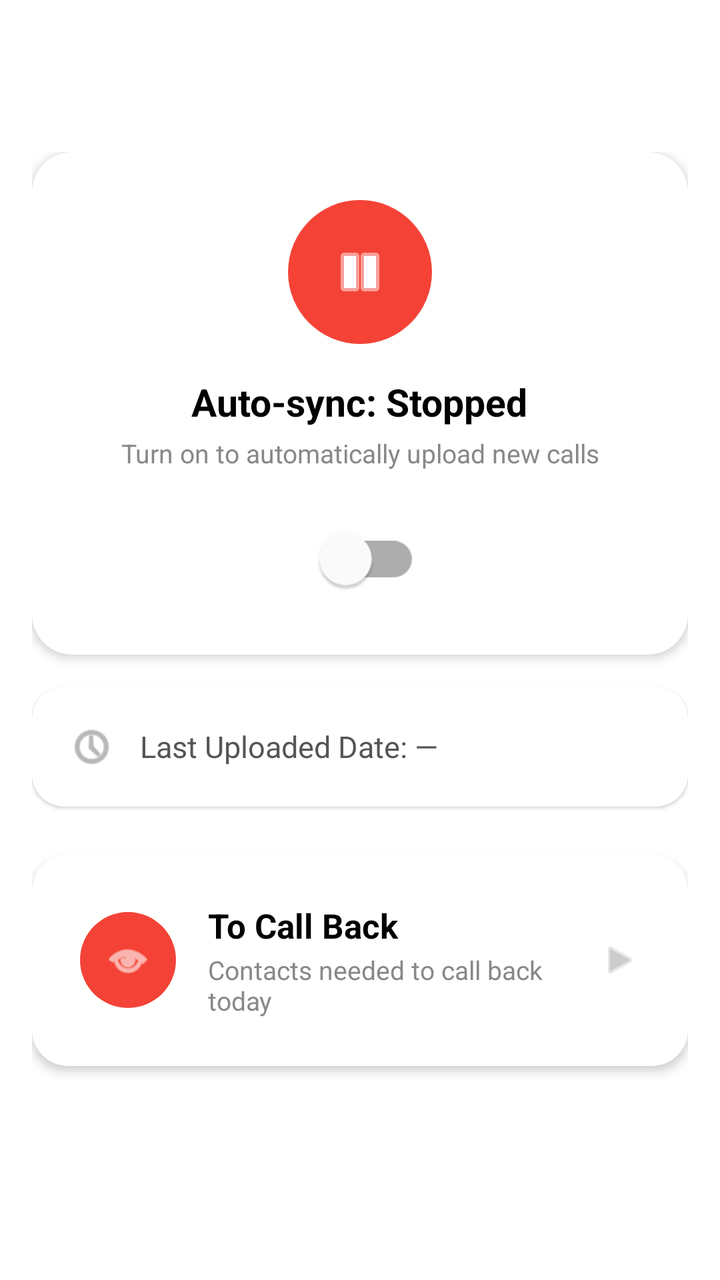
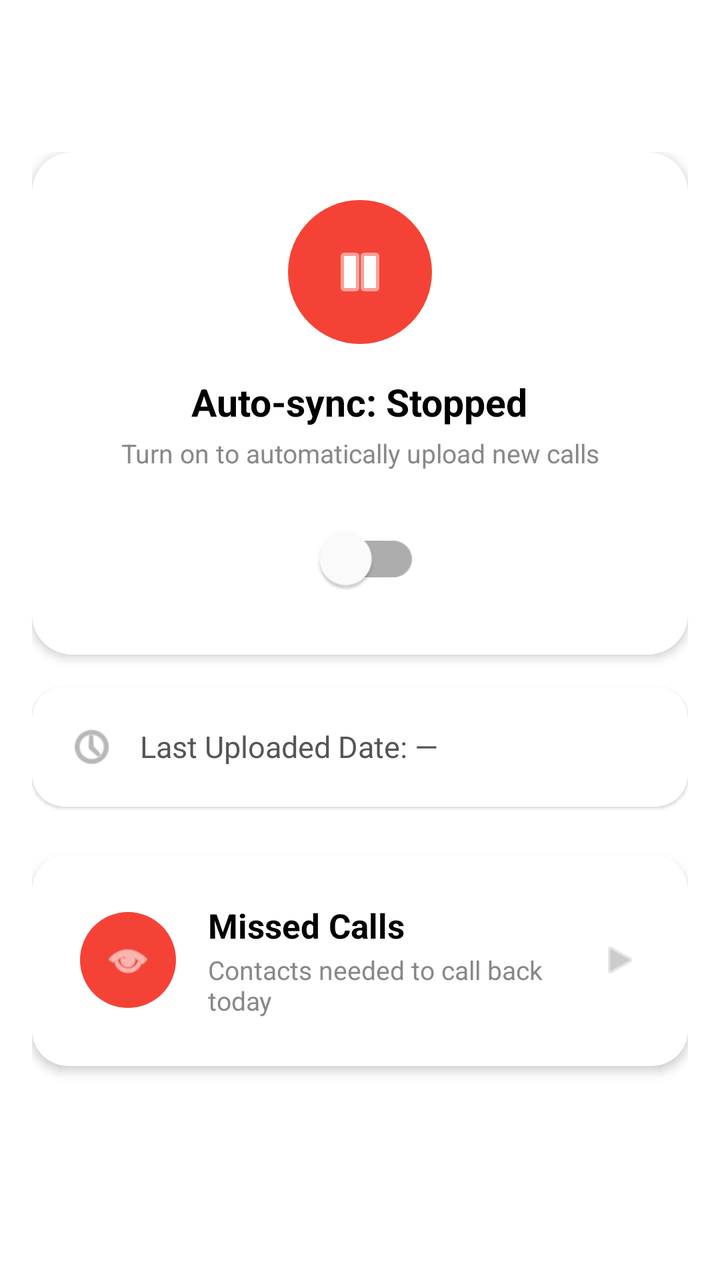

Before-and-after screenshots of an Android layout around one commit, followed by the original layout XML and the change that was made.
<!-- AndroidManifest.xml: application theme Theme.Calls -->
<!-- res/layout/fragment_main.xml -->
<?xml version="1.0" encoding="utf-8"?>
<RelativeLayout xmlns:android="http://schemas.android.com/apk/res/android"
    xmlns:app="http://schemas.android.com/apk/res-auto"
    android:layout_width="match_parent"
    android:layout_height="match_parent"
    android:padding="16dp">

    <LinearLayout
        android:layout_width="match_parent"
        android:layout_height="wrap_content"
        android:orientation="vertical"
        android:layout_marginTop="60dp">

        
        <com.google.android.material.card.MaterialCardView
            android:layout_width="match_parent"
            android:layout_height="wrap_content"
            android:layout_marginBottom="16dp"
            app:cardCornerRadius="20dp"
            app:cardElevation="3dp">

            <LinearLayout
                android:layout_width="match_parent"
                android:layout_height="wrap_content"
                android:orientation="vertical"
                android:padding="24dp"
                android:gravity="center_horizontal">

                <FrameLayout
                    android:id="@+id/syncStatusIconBg"
                    android:layout_width="72dp"
                    android:layout_height="72dp"
                    android:background="@drawable/circle_shape"
                    android:backgroundTint="@color/call_missed">

                    <ImageView
                        android:id="@+id/syncStatusIcon"
                        android:layout_width="32dp"
                        android:layout_height="32dp"
                        android:layout_gravity="center"
                        android:src="@android:drawable/ic_media_pause"
                        app:tint="@android:color/white"/>

                </FrameLayout>

                <TextView
                    android:id="@+id/tvSyncStatus"
                    android:layout_width="wrap_content"
                    android:layout_height="wrap_content"
                    android:layout_marginTop="16dp"
                    android:text="Auto-sync: Stopped"
                    android:textSize="19sp"
                    android:textStyle="bold"
                    android:textColor="@color/black"/>

                <TextView
                    android:id="@+id/tvSyncSubtitle"
                    android:layout_width="wrap_content"
                    android:layout_height="wrap_content"
                    android:layout_marginTop="4dp"
                    android:text="Turn on to automatically upload new calls"
                    android:textSize="13sp"
                    android:textColor="#888888"
                    android:gravity="center"/>

                <com.google.android.material.switchmaterial.SwitchMaterial
                    android:id="@+id/switchAutoSync"
                    android:layout_width="wrap_content"
                    android:layout_height="wrap_content"
                    android:layout_marginTop="20dp"
                    android:scaleX="1.3"
                    android:scaleY="1.3"/>

            </LinearLayout>
        </com.google.android.material.card.MaterialCardView>

        
        <com.google.android.material.card.MaterialCardView
            android:layout_width="match_parent"
            android:layout_height="wrap_content"
            app:cardCornerRadius="16dp"
            app:cardElevation="1dp"
            android:layout_marginBottom="24dp">

            <LinearLayout
                android:layout_width="match_parent"
                android:layout_height="wrap_content"
                android:orientation="horizontal"
                android:gravity="center_vertical"
                android:padding="18dp">

                <ImageView
                    android:layout_width="24dp"
                    android:layout_height="24dp"
                    android:src="@android:drawable/ic_menu_recent_history"
                    app:tint="#888888"/>

                <TextView
                    android:id="@+id/lastUpload"
                    android:layout_width="0dp"
                    android:layout_height="wrap_content"
                    android:layout_weight="1"
                    android:layout_marginStart="12dp"
                    android:text="Last Uploaded Date: —"
                    android:textSize="15sp"
                    android:textColor="#555555"/>

            </LinearLayout>
        </com.google.android.material.card.MaterialCardView>

        <com.google.android.material.card.MaterialCardView
            android:id="@+id/btnReadCallbacks"
            android:layout_width="match_parent"
            android:layout_height="wrap_content"
            android:layout_marginBottom="24dp"
            app:cardCornerRadius="18dp"
            app:cardElevation="3dp"
            android:clickable="true"
            android:focusable="true"
            android:foreground="?attr/selectableItemBackground">

            <LinearLayout
                android:layout_width="match_parent"
                android:layout_height="wrap_content"
                android:orientation="horizontal"
                android:gravity="center_vertical"
                android:padding="24dp">

                <FrameLayout
                    android:layout_width="48dp"
                    android:layout_height="48dp"
                    android:background="@drawable/circle_shape"
                    android:backgroundTint="@color/call_missed">

                    <ImageView
                        android:layout_width="24dp"
                        android:layout_height="24dp"
                        android:layout_gravity="center"
                        android:src="@android:drawable/ic_menu_view"
                        app:tint="@android:color/white"/>

                </FrameLayout>

                <LinearLayout
                    android:layout_width="0dp"
                    android:layout_height="wrap_content"
                    android:layout_weight="1"
                    android:orientation="vertical"
                    android:layout_marginStart="16dp">

                    <TextView
                        android:layout_width="wrap_content"
                        android:layout_height="wrap_content"
                        android:text="To Call Back"
                        android:textSize="17sp"
                        android:textStyle="bold"
                        android:textColor="@color/black"/>

                    <TextView
                        android:layout_width="wrap_content"
                        android:layout_height="wrap_content"
                        android:layout_marginTop="2dp"
                        android:text="Contacts needed to call back today"
                        android:textSize="13sp"
                        android:textColor="#888888"/>

                </LinearLayout>

                <ImageView
                    android:layout_width="20dp"
                    android:layout_height="20dp"
                    android:src="@android:drawable/ic_media_play"
                    app:tint="#CCCCCC"/>

            </LinearLayout>
        </com.google.android.material.card.MaterialCardView>

    </LinearLayout>


</RelativeLayout>
<!-- resources referenced by this layout -->
<resources>
  <color name="black">#FF000000</color>
  <color name="call_missed">#F44336</color>
  <!-- drawable circle_shape (drawable) -->
  <?xml version="1.0" encoding="utf-8"?>
  <shape xmlns:android="http://schemas.android.com/apk/res/android"
      android:shape="oval">
      <solid android:color="@android:color/white"/>
  </shape>
  <style name="Theme.Calls" parent="Theme.MaterialComponents.Light.NoActionBar">
          <item name="colorPrimary">@color/button</item>
          <item name="colorOnPrimary">@color/buttonText</item>
          <item name="android:statusBarColor">@color/background</item>
      </style>
  <color name="button">#212121</color>
  <color name="buttonText">#F9F9F9</color>
  <color name="background">#777777</color>
</resources>

<!-- the commit's change to res/layout/fragment_main.xml (unified diff, before → after) -->
@@ -151,7 +151,7 @@
                     <TextView
                         android:layout_width="wrap_content"
                         android:layout_height="wrap_content"
-                        android:text="To Call Back"
+                        android:text="Missed Calls"
                         android:textSize="17sp"
                         android:textStyle="bold"
                         android:textColor="@color/black"/>
